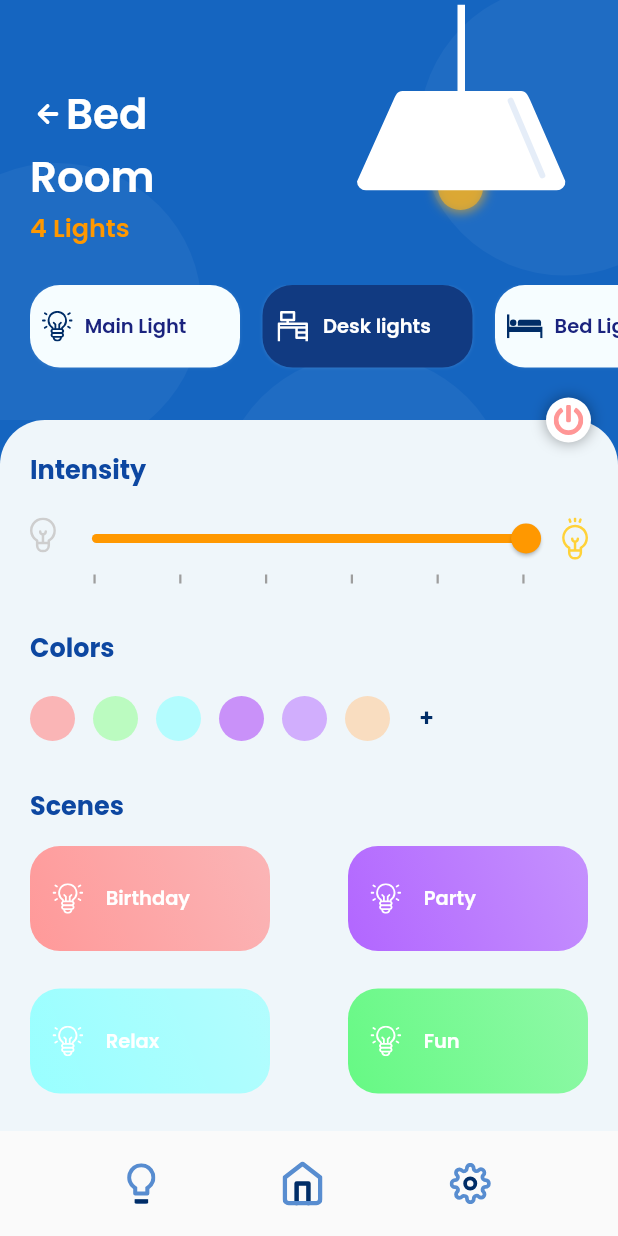
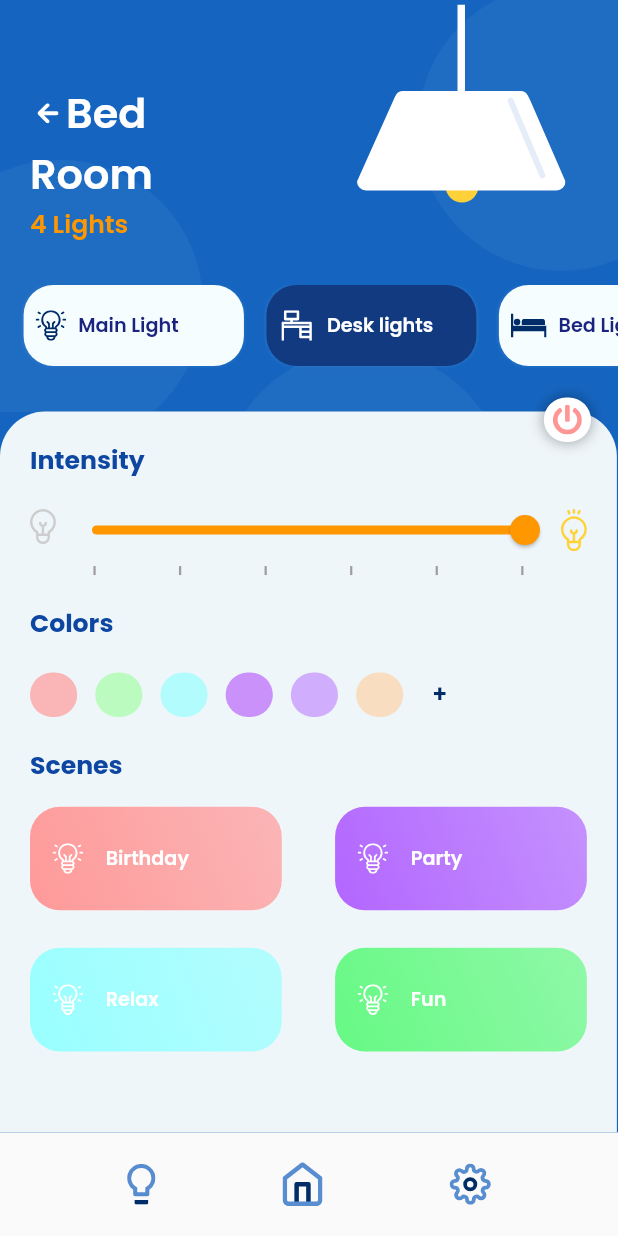
Before and after one commit to anasnaji25/smart_home, a Flutter app: the screen it shows after launch, after a tap on "Bed room", on a phone screen of 412 x 824 dp. Run offline on Flutter 3.47's test engine with Material 2 defaults, Android fonts, the phone set to English and light mode, and no system bars; our stand-ins replace flutter_screenutil, flutter_svg, google_fonts; missing offline and left inert: flutter_animator.

Commit message:
bug fixes

```diff
--- a/lib/Constants/fonts.dart
+++ b/lib/Constants/fonts.dart
@@ -1,15 +1,17 @@
 import 'package:flutter/material.dart';
 import 'package:flutter/rendering.dart';
 import 'package:google_fonts/google_fonts.dart';
-
-var ksubHeading =  GoogleFonts.poppins(fontWeight: FontWeight.bold,fontSize: 17,color: Colors.blue[900]);
-
-var kmainHeadingstyle = GoogleFonts.poppins(fontWeight: FontWeight.w600,fontSize: 28,color: Colors.white);
+import 'package:flutter_screenutil/flutter_screenutil.dart';
 
 
-var kCategorynameStyle = GoogleFonts.poppins(fontWeight: FontWeight.bold,fontSize: 17,color: Colors.black87);
+var ksubHeading =  GoogleFonts.poppins(fontWeight: FontWeight.bold,fontSize: 17.sp,color: Colors.blue[900]);
 
-var kCsubHeadingnameStyle = GoogleFonts.poppins(fontWeight: FontWeight.w600,fontSize: 12,color: Colors.orange);
-var kCsubHeadingnameStyle2 = GoogleFonts.poppins(fontWeight: FontWeight.w600,fontSize: 17,color: Colors.orange);
-var kbedOptionscardTxtStyle = GoogleFonts.poppins(fontWeight: FontWeight.w600,color: Colors.indigo[900],fontSize: 13,);
-var kbedOptionscardTxtStyle2 = GoogleFonts.poppins(fontWeight: FontWeight.w600,color: Colors.white,fontSize: 13,);
+var kmainHeadingstyle = GoogleFonts.poppins(fontWeight: FontWeight.w600,fontSize: 28.sp,color: Colors.white);
+
+
+var kCategorynameStyle = GoogleFonts.poppins(fontWeight: FontWeight.bold,fontSize: 17.sp,color: Colors.black87);
+
+var kCsubHeadingnameStyle = GoogleFonts.poppins(fontWeight: FontWeight.w600,fontSize: 12.sp,color: Colors.orange);
+var kCsubHeadingnameStyle2 = GoogleFonts.poppins(fontWeight: FontWeight.w600,fontSize: 17.sp,color: Colors.orange);
+var kbedOptionscardTxtStyle = GoogleFonts.poppins(fontWeight: FontWeight.w600,color: Colors.indigo[900],fontSize: 13.sp,);
+var kbedOptionscardTxtStyle2 = GoogleFonts.poppins(fontWeight: FontWeight.w600,color: Colors.white,fontSize: 13.sp,);
--- a/lib/Pages/bedRoom_page.dart
+++ b/lib/Pages/bedRoom_page.dart
@@ -2,6 +2,7 @@ import 'package:flutter/material.dart';
 import 'package:flutter_svg/flutter_svg.dart';
 import 'package:smart_home/Constants/fonts.dart';
 import 'package:flutter_animator/flutter_animator.dart';
+import 'package:flutter_screenutil/flutter_screenutil.dart';
 
 class BedRoomPage extends StatefulWidget {
   BedRoomPage({Key? key}) : super(key: key);
@@ -53,9 +54,10 @@ void initState() {
        });
    });
    bulbCn.forward();
+    changeBulb();
 }
 
- int bcolor1 = 255,bcolor2 = 179,bcolor3 = 25;
+ int bcolor1 = 255,bcolor2 = 215,bcolor3 = 0;
  double oppacity = 0.6;
 @override
   void dispose() {
@@ -64,6 +66,15 @@ void initState() {
      controller.dispose();
      circlesCn.dispose();
      bulbCn.dispose();
+  }
+
+bool bulbChange = false;
+  changeBulb(){
+     Future.delayed(Duration(seconds: 3), () async {
+       setState(() {
+         bulbChange = true;
+       });
+    });
   }
 
 
@@ -111,7 +122,8 @@ void initState() {
      var size = MediaQuery.of(context).size;
     return Scaffold(
       backgroundColor: Colors.blue[800],
-         body: Stack(
+         body: SafeArea(
+           child: Stack(
              children: [
                Column(
                  crossAxisAlignment: CrossAxisAlignment.start,
@@ -119,22 +131,21 @@ void initState() {
                    Stack(
                      children: [
                        Container(
-                       height: 280,
+                         height: 278.h,
                        ),
                        Positioned(
                            top: -50,
                            left: -100,
-                         height: 520,
+                           height: 520.h,
                            child: Transform.rotate(
                              angle: makeround.value,
                              child: SvgPicture.asset("assets/images/Circles.svg",))),
-                        Positioned(
-                                 top: 110,
-                                 right: 90,
-                                 child: FadeInDownBig(
+                        bulbChange ?  Positioned(
+                                   top: 115,
+                                   right: 94,
                                    child: Container(
-                                         height: pulldown.value,
-                                         width: pulldown.value,
+                                         height: 21.h,
+                                         width: 21.w,
                                       decoration: BoxDecoration(
                                         boxShadow: [
                                  BoxShadow(
@@ -148,15 +159,19 @@ void initState() {
                                       ),
 
                                       ),
-                                 ),
-                               ),
-                        Positioned(
+                                 ) : Container(),
+                         bulbChange ? Positioned(
+                           top: 3,
+                           right: 35,
+                           child: SvgPicture.asset("assets/images/Group 38.svg",)) : Container(),
+
+                           bulbChange == false ? Positioned(
                            top: 3,
                            right: 35,
                            child: FadeInDown(
                              key: inOutAnimation,
-                           child: SvgPicture.asset("assets/images/Group 38.svg",))),
-
+                             preferences: AnimationPreferences(duration: Duration(seconds: 3)),
+                             child: SvgPicture.asset("assets/images/light bulb.svg",))) : Container(),
                           Positioned(
                            top: 55,
                            left: 20,
@@ -197,17 +212,18 @@ void initState() {
 
                              Positioned(
                            top: 190,
-                         left: 20,
+                           left: 0,
                            width:size.width,
                              child: FadeInRight(
                                child: Container(
-                               height: 80,
+                                 height: 80.h,
                                  child: ListView(
                                    scrollDirection: Axis.horizontal,
                                    children: [
+                                     SizedBox(width: 15.w,),
                                         Container(
-                                               height: 20,
-                                             width: 140,
+                                                 height: 20.h,
+                                               width: 140.w,
                                               margin: const EdgeInsets.fromLTRB(0, 0, 15, 25),
                                                 decoration: BoxDecoration(
                                                   color: Color.fromRGBO(246, 253, 255, 5),
@@ -258,8 +274,8 @@ void initState() {
                                                 )
                                               ),
                                                 Container(
-                                               height: 20,
-                                             width: 140,
+                                                 height: 20.h,
+                                               width: 140.w,
                                               margin: const EdgeInsets.fromLTRB(0, 0, 15, 25),
                                                 decoration: BoxDecoration(
                                                   color: Color.fromRGBO(246, 253, 255, 5),
@@ -294,7 +310,7 @@ void initState() {
 
                    Expanded(
                      child: Container(
-                    width: size.width ,
+                      width: 392.w,
                        decoration: BoxDecoration(
                          color: Color.fromRGBO(239,246,250,5),
                            borderRadius: BorderRadius.only(
@@ -302,6 +318,7 @@ void initState() {
                             topRight: Radius.circular(30),
                          )
                        ),
+                       child: SingleChildScrollView(
                          child: Column(
                            crossAxisAlignment: CrossAxisAlignment.start,
                            children: <Widget>[
@@ -311,7 +328,6 @@ void initState() {
                              ),
                              Row(
                            crossAxisAlignment: CrossAxisAlignment.start,
-
                                mainAxisAlignment: MainAxisAlignment.spaceBetween,
                                children: [
                                  Padding(
@@ -394,7 +410,7 @@ void initState() {
 
 
                              Padding(
-                           padding: const EdgeInsets.only(left: 20,top: 30),
+                               padding: const EdgeInsets.only(left: 20,top: 20),
                                child: Text("Colors",style: ksubHeading,),
                              ),
 
@@ -408,8 +424,8 @@ void initState() {
                                        setBulbColors(255, 153, 153);
                                        },
                                        child: Container(
-                                     height: 30,
-                                     width: 30,
+                                         height: 30.h,
+                                         width: 30.w,
                                                                    decoration: BoxDecoration(
                                                                    color: Color.fromRGBO(255, 153, 153, 0.7),
                                         borderRadius: BorderRadius.all(Radius.circular(40))
@@ -425,8 +441,8 @@ void initState() {
                                          setBulbColors(153, 255, 153);
                                        },
                                        child: Container(
-                                       height: 30,
-                                       width: 30,
+                                           height: 30.h,
+                                           width: 30.w,
                                         decoration: BoxDecoration(
                                         color:  Color.fromRGBO(153, 255, 153, 0.6),
                                           borderRadius: BorderRadius.all(Radius.circular(40))
@@ -444,8 +460,8 @@ void initState() {
                                          setBulbColors(153, 255, 255);
                                        },
                                        child: Container(
-                                       height: 30,
-                                       width: 30,
+                                           height: 30.h,
+                                           width: 30.w,
                                         decoration: BoxDecoration(
                                         color: Color.fromRGBO(153, 255, 255, 0.7),
                                           borderRadius: BorderRadius.all(Radius.circular(40))
@@ -463,8 +479,8 @@ void initState() {
                                          setBulbColors(185,102, 249,);
                                        },
                                        child: Container(
-                                       height: 30,
-                                       width: 30,
+                                           height: 30.h,
+                                           width: 30.w,
                                         decoration: BoxDecoration(
                                         color: Color.fromRGBO(185,102, 249, 0.7),
                                           borderRadius: BorderRadius.all(Radius.circular(40))
@@ -483,8 +499,8 @@ void initState() {
 
                                        },
                                        child: Container(
-                                       height: 30,
-                                       width: 30,
+                                           height: 30.h,
+                                           width: 30.w,
                                         decoration: BoxDecoration(
                                         color: Color.fromRGBO(178, 102, 255, 0.5),
                                           borderRadius: BorderRadius.all(Radius.circular(40))
@@ -502,8 +518,8 @@ void initState() {
                                          setBulbColors(255, 204, 153,);
                                        },
                                        child: Container(
-                                       height: 30,
-                                       width: 30,
+                                           height: 30.h,
+                                           width: 30.w,
                                         decoration: BoxDecoration(
                                         color: Color.fromRGBO(255, 204, 153, 0.6),
                                           borderRadius: BorderRadius.all(Radius.circular(40))
@@ -524,12 +540,12 @@ void initState() {
                                ),
                              ),
                               Padding(
-                           padding: const EdgeInsets.only(left: 20,top: 30),
+                               padding: const EdgeInsets.only(left: 20,top: 20),
                                child: Text("Scenes",style: ksubHeading,),
                              ),
 
                              SizedBox(
-                           height: 15,
+                               height: 15.h,
                              ),
 
                               Row(
@@ -537,8 +553,8 @@ void initState() {
                                 children: [
                                    FadeInLeft(
                                      child: Container(
-                                                   height: 70,
-                                     width: 160,
+                                                       height: 70.h,
+                                         width: 160.w,
                                         margin: const EdgeInsets.fromLTRB(20, 0, 15, 25),
                                                       decoration: BoxDecoration(
                                                               gradient: LinearGradient(
@@ -573,8 +589,8 @@ void initState() {
 
                                  FadeInLeftBig(
                                    child: Container(
-                                                 height: 70,
-                                     width: 160,
+                                                     height: 70.h,
+                                         width: 160.w,
                                         margin: const EdgeInsets.fromLTRB(10, 0, 20, 25),
                                                     decoration: BoxDecoration(
                                                      //  color: Color.fromRGBO(246, 253, 255, 5),
@@ -614,8 +630,8 @@ void initState() {
                                 children: [
                                    FadeInLeft(
                                      child: Container(
-                                                   height: 70,
-                                     width: 160,
+                                                       height: 70.h,
+                                         width: 160.w,
                                         margin: const EdgeInsets.fromLTRB(20, 0, 15, 25),
                                                       decoration: BoxDecoration(
                                                        gradient: LinearGradient(
@@ -649,8 +665,8 @@ void initState() {
                                    ),
                                  FadeInLeftBig(
                                    child: Container(
-                                                 height: 70,
-                                     width: 160,
+                                                     height: 70.h,
+                                         width: 160.w,
                                         margin: const EdgeInsets.fromLTRB(10, 0, 20, 25),
                                                     decoration: BoxDecoration(
                                                      //  color: Color.fromRGBO(153, 255, 153,5, 5),
@@ -688,6 +704,7 @@ void initState() {
 
                            ],
                          ),
+                       ),
                      )
                    ),
                  ],
@@ -695,9 +712,22 @@ void initState() {
                 Positioned(
                         right: 18,
                          top: 265,
+                        child: InkWell(
+                          onTap: (){
+                            if( oppacity == 0.1){
+
+                            setState(() {
+                            oppacity = 0.6;
+                              });
+                            }else{
+                               setState(() {
+                            oppacity = 0.1;
+                              });
+                            }
+                          },
                           child: Container(
-                               height: 30,
-                               width: 30,
+                                   height: 30.h,
+                                   width: 30.w,
                                 decoration: BoxDecoration(
                                    boxShadow: <BoxShadow>[
                                                BoxShadow(
@@ -715,10 +745,12 @@ void initState() {
                               ),
                               ),
                         ),
+                      ),
              ],
            ),
+         ),
          bottomNavigationBar: Container(
-           height: 70,
+           height: 70.h,
            color: Colors.grey[50],
            child: Row(
              mainAxisAlignment: MainAxisAlignment.spaceEvenly,
--- a/lib/Widgets/all_rooms_category.dart
+++ b/lib/Widgets/all_rooms_category.dart
@@ -1,6 +1,7 @@
 import 'package:flutter/material.dart';
 import 'package:smart_home/Constants/fonts.dart';
 import 'package:smart_home/Widgets/categorys_card.dart';
+import 'package:flutter_screenutil/flutter_screenutil.dart';
 
 
 class AllRoomsCategory extends StatelessWidget {
@@ -10,7 +11,8 @@ class AllRoomsCategory extends StatelessWidget {
   Widget build(BuildContext context) {
     var size = MediaQuery.of(context).size;
     return Container(
-      width: size.width ,
+      width: 392.w,
+      height: 834.h,
                  decoration: BoxDecoration(
                    color: Color.fromRGBO(239,246,250,5),
                      borderRadius: BorderRadius.only(
--- a/lib/Widgets/categorys_card.dart
+++ b/lib/Widgets/categorys_card.dart
@@ -10,6 +10,7 @@ class CategorysCards extends StatelessWidget {
 
   @override
   Widget build(BuildContext context) {
+
     return GridView.builder(
       shrinkWrap: true,
       itemCount: category_items.length,
@@ -45,7 +46,7 @@ class CategorysCards extends StatelessWidget {
                      blurRadius: 5.0,
                  )
                ],
-                   borderRadius: BorderRadius.circular(30), ),
+                   borderRadius: BorderRadius.circular(22), ),
                child: Column(
                  crossAxisAlignment: CrossAxisAlignment.start,
                  children: [
--- a/lib/main.dart
+++ b/lib/main.dart
@@ -1,4 +1,6 @@
+
 import 'package:flutter/material.dart';
+import 'package:flutter_screenutil/flutter_screenutil.dart';
 import 'package:smart_home/Pages/home_Page.dart';
 
 void main() {
@@ -8,6 +10,9 @@ void main() {
 class MyApp extends StatelessWidget {
   @override
   Widget build(BuildContext context) {
+    return ScreenUtilInit(
+      designSize: Size(392.72,834.90),
+      builder: () {
         return MaterialApp(
           debugShowCheckedModeBanner: false,
           title: 'Smart Home',
@@ -17,4 +22,6 @@ class MyApp extends StatelessWidget {
           home: HomePage(),
         );
       }
+    );
   }
+}
--- a/pubspec.yaml
+++ b/pubspec.yaml
@@ -31,6 +31,7 @@ dependencies:
   google_fonts: ^2.1.0
   flutter_svg: ^0.22.0
   flutter_animator: ^3.1.2
+  flutter_screenutil: ^5.0.0+2
 
 dev_dependencies:
   flutter_test:
```
Also changed, not shown: pubspec.lock. Lines whose indentation alone changed are shown as unchanged.
